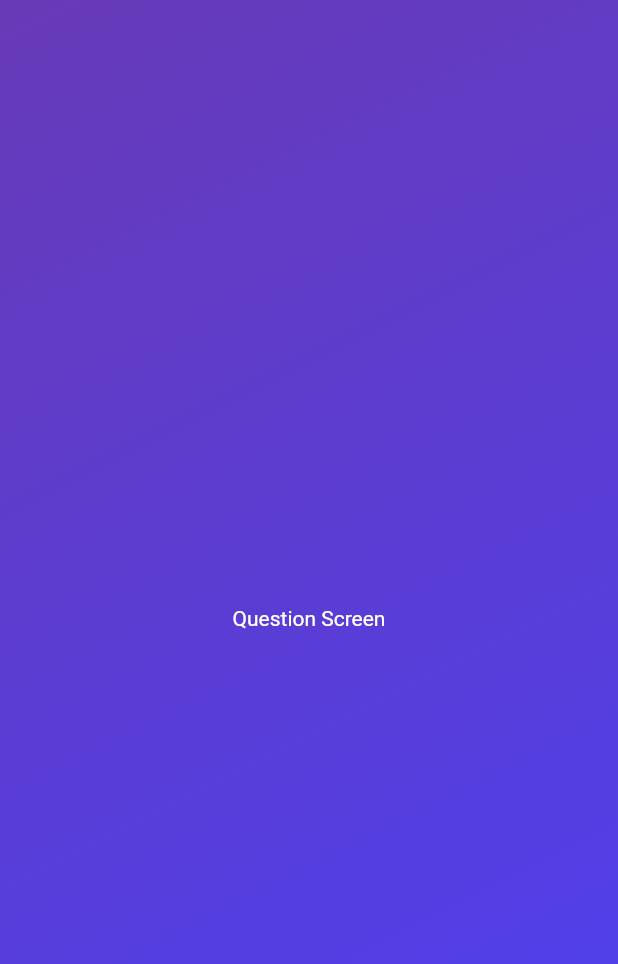
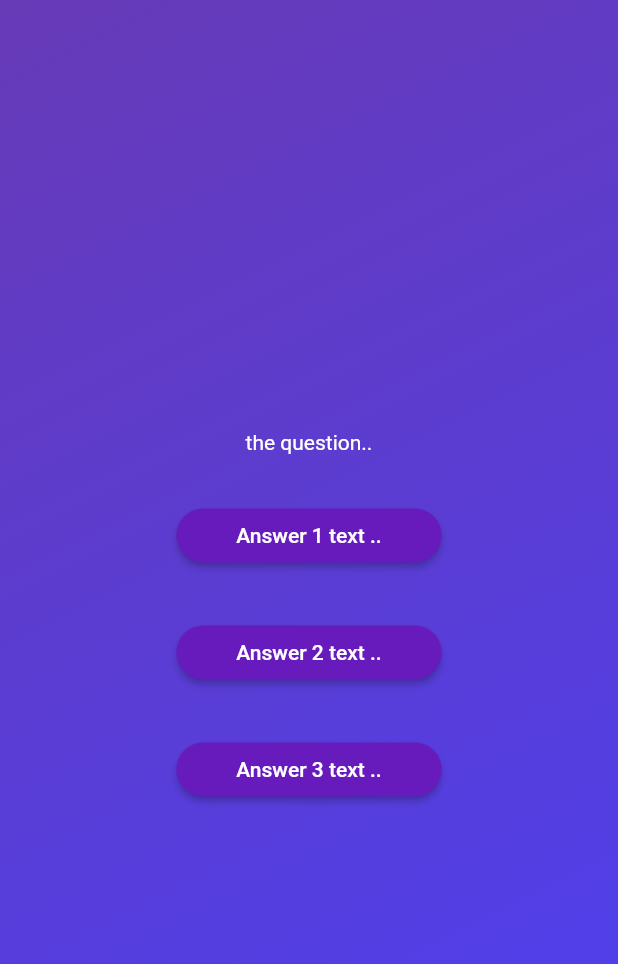
Before and after one commit to georgebolarakis/flutter, a Flutter app: the screen it shows after launch, after a tap on "Start Quiz", on a phone screen of 412 x 824 dp. Shown: the top 964 px of the screen. Run offline on Flutter 3.47's test engine with Material 2 defaults, Android fonts, the phone set to English and light mode, and no system bars; our stand-ins replace cloud_firestore, firebase_auth, firebase_core, go_router; missing offline and left inert: firebase_ui_auth; accounts and stored records are empty; generated files the repository leaves out were written again.

Commit message:
Custom answer button

```diff
--- a/adv_basics_quiz/lib/screens/questions_screen.dart
+++ b/adv_basics_quiz/lib/screens/questions_screen.dart
@@ -1,3 +1,4 @@
+import 'package:adv_basics_quiz/widgets/answer_button.dart';
 import 'package:flutter/material.dart';
 
 class QuestionsScreen extends StatefulWidget {
@@ -10,10 +11,30 @@ class QuestionsScreen extends StatefulWidget {
 class _QuestionsScreenState extends State<QuestionsScreen> {
   @override
   Widget build(BuildContext context) {
-    return const Center(
-        child: Text(
-      'Question Screen',
-      style: TextStyle(color: Colors.white),
-    ));
+    return SizedBox(
+      //Be as wide as possible
+      width: double.infinity,
+      child: Column(
+        mainAxisAlignment: MainAxisAlignment.center,
+        children: [
+          const Text(
+            'the question..',
+            style: TextStyle(color: Colors.white),
+          ),
+          const SizedBox(
+            height: 30,
+          ),
+          AnswerButton(answerText: 'Answer 1 text ..', onTap: () {}),
+          const SizedBox(
+            height: 30,
+          ),
+          AnswerButton(answerText: 'Answer 2 text ..', onTap: () {}),
+          const SizedBox(
+            height: 30,
+          ),
+          AnswerButton(answerText: 'Answer 3 text ..', onTap: () {}),
+        ],
+      ),
+    );
   }
 }
--- /dev/null
+++ b/adv_basics_quiz/lib/widgets/answer_button.dart
@@ -0,0 +1,24 @@
+import 'package:flutter/material.dart';
+
+class AnswerButton extends StatelessWidget {
+  const AnswerButton({required this.answerText, required this.onTap, super.key});
+
+  final String answerText;
+  final void Function() onTap;
+
+  @override
+  Widget build(BuildContext context) {
+    return ElevatedButton(
+      style: ElevatedButton.styleFrom(
+        padding: const EdgeInsets.symmetric(horizontal: 40, vertical: 10),
+        backgroundColor: const Color.fromARGB(255, 103, 27, 189),
+        foregroundColor: Colors.white,
+        shape: RoundedRectangleBorder(
+          borderRadius: BorderRadius.circular(40),
+        ),
+      ),
+      onPressed: onTap,
+      child: Text(answerText),
+    );
+  }
+}
```
Also changed, not shown: Download_internet/assets/images/quiz-logo.png (added), 1 other file.
